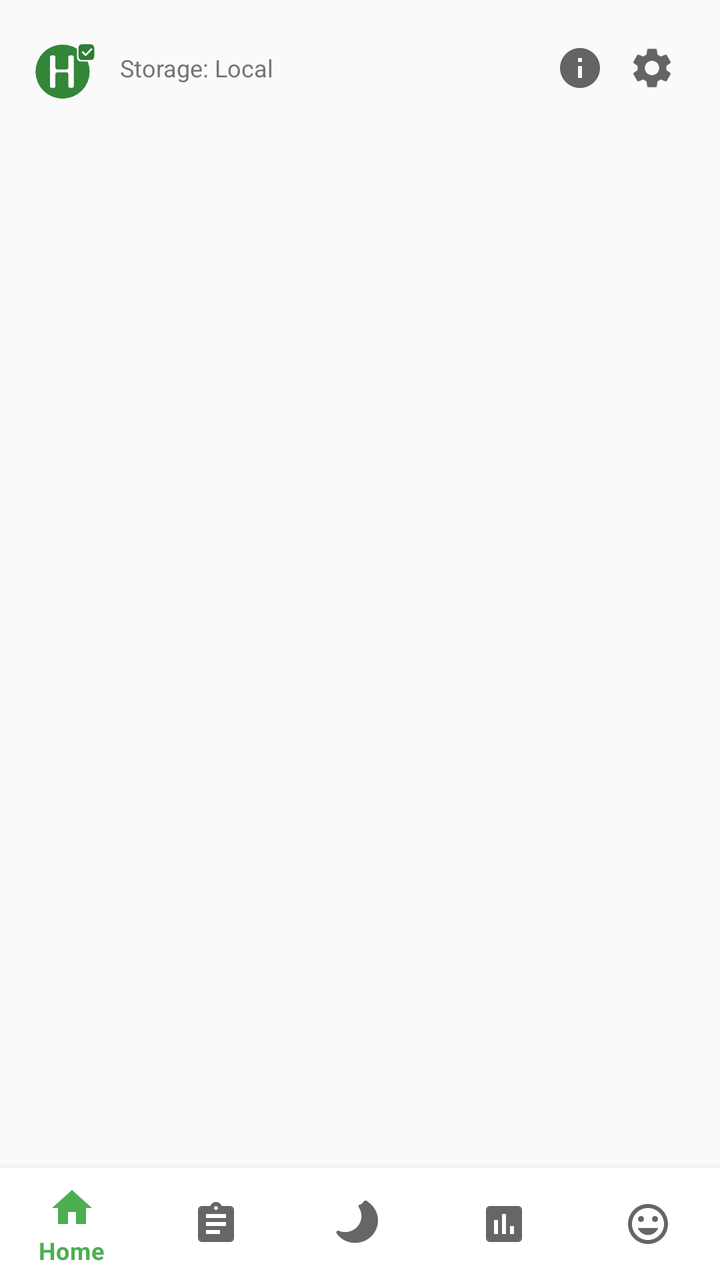
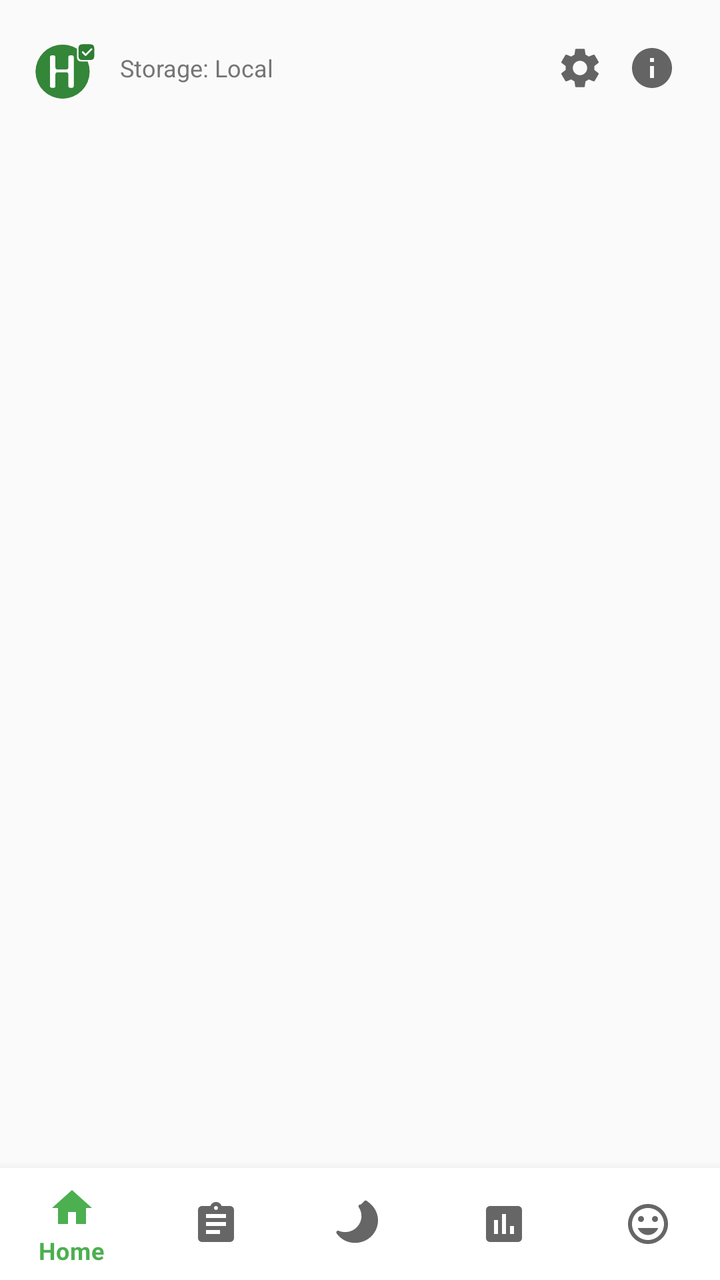

Compare the two renders of this Android layout. The source of the first and the diff that turns it into the second are given below.
<!-- AndroidManifest.xml: application theme Theme.HabitEvaluator -->
<!-- res/layout/activity_main.xml -->
<?xml version="1.0" encoding="utf-8"?>
<androidx.constraintlayout.widget.ConstraintLayout xmlns:android="http://schemas.android.com/apk/res/android"
    xmlns:app="http://schemas.android.com/apk/res-auto"
    xmlns:tools="http://schemas.android.com/tools"
    android:layout_width="match_parent"
    android:layout_height="match_parent"
    tools:context=".MainActivity">

    <LinearLayout
        android:id="@+id/toolbarLayout"
        android:layout_width="0dp"
        android:layout_height="wrap_content"
        android:orientation="horizontal"
        android:gravity="center_vertical"
        android:paddingHorizontal="16dp"
        android:paddingTop="16dp"
        app:layout_constraintEnd_toEndOf="parent"
        app:layout_constraintStart_toStartOf="parent"
        app:layout_constraintTop_toTopOf="parent">

        <ImageView
            android:id="@+id/appLogo"
            android:layout_width="36dp"
            android:layout_height="36dp"
            android:src="@drawable/ic_launcher"
            android:contentDescription="@string/app_name" />

        <TextView
            android:id="@+id/storageModeText"
            android:layout_width="0dp"
            android:layout_height="wrap_content"
            android:layout_weight="1"
            android:layout_marginStart="8dp"
            android:text="@string/storage_mode_local"
            android:textSize="12sp"
            android:textColor="@color/text_secondary" />

        <ImageButton
            android:id="@+id/imprintButton"
            android:layout_width="36dp"
            android:layout_height="36dp"
            android:src="@drawable/ic_info"
            android:contentDescription="@string/imprint_title"
            android:background="?attr/selectableItemBackgroundBorderless"
            android:scaleType="centerInside" />

        <ImageButton
            android:id="@+id/settingsButton"
            android:layout_width="36dp"
            android:layout_height="36dp"
            android:src="@drawable/ic_settings"
            android:contentDescription="@string/settings"
            android:background="?attr/selectableItemBackgroundBorderless"
            android:scaleType="centerInside" />
    </LinearLayout>

    <androidx.viewpager2.widget.ViewPager2
        android:id="@+id/viewPager"
        android:layout_width="0dp"
        android:layout_height="0dp"
        app:layout_constraintBottom_toTopOf="@id/bottomNavigation"
        app:layout_constraintEnd_toEndOf="parent"
        app:layout_constraintStart_toStartOf="parent"
        app:layout_constraintTop_toBottomOf="@id/toolbarLayout" />

    <com.google.android.material.bottomnavigation.BottomNavigationView
        android:id="@+id/bottomNavigation"
        android:layout_width="0dp"
        android:layout_height="wrap_content"
        app:menu="@menu/bottom_navigation"
        app:layout_constraintBottom_toBottomOf="parent"
        app:layout_constraintEnd_toEndOf="parent"
        app:layout_constraintStart_toStartOf="parent" />
</androidx.constraintlayout.widget.ConstraintLayout>
<!-- resources referenced by this layout -->
<resources>
  <color name="text_secondary">#757575</color>
  <!-- drawable ic_info (drawable) -->
  <?xml version="1.0" encoding="utf-8"?>
  <vector xmlns:android="http://schemas.android.com/apk/res/android"
      android:width="24dp"
      android:height="24dp"
      android:viewportWidth="24"
      android:viewportHeight="24"
      android:tint="?attr/colorControlNormal">
      <path
          android:fillColor="@android:color/white"
          android:pathData="M12,2C6.48,2 2,6.48 2,12s4.48,10 10,10 10,-4.48 10,-10S17.52,2 12,2zM13,17h-2v-6h2v6zM13,9h-2V7h2v2z" />
  </vector>
  <!-- drawable ic_settings (drawable) -->
  <?xml version="1.0" encoding="utf-8"?>
  <vector xmlns:android="http://schemas.android.com/apk/res/android"
      android:width="24dp"
      android:height="24dp"
      android:viewportWidth="24"
      android:viewportHeight="24"
      android:tint="?attr/colorControlNormal">
      <path
          android:fillColor="@android:color/white"
          android:pathData="M19.14,12.94c0.04,-0.3 0.06,-0.61 0.06,-0.94c0,-0.32 -0.02,-0.64 -0.07,-0.94l2.03,-1.58c0.18,-0.14 0.23,-0.41 0.12,-0.61l-1.92,-3.32c-0.12,-0.22 -0.37,-0.29 -0.59,-0.22l-2.39,0.96c-0.5,-0.38 -1.03,-0.7 -1.62,-0.94L14.4,2.81c-0.04,-0.24 -0.24,-0.41 -0.48,-0.41h-3.84c-0.24,0 -0.43,0.17 -0.47,0.41L9.25,5.35C8.66,5.59 8.12,5.92 7.63,6.29L5.24,5.33c-0.22,-0.08 -0.47,0 -0.59,0.22L2.74,8.87C2.62,9.08 2.66,9.34 2.86,9.48l2.03,1.58C4.84,11.36 4.8,11.69 4.8,12s0.02,0.64 0.07,0.94l-2.03,1.58c-0.18,0.14 -0.23,0.41 -0.12,0.61l1.92,3.32c0.12,0.22 0.37,0.29 0.59,0.22l2.39,-0.96c0.5,0.38 1.03,0.7 1.62,0.94l0.36,2.54c0.05,0.24 0.24,0.41 0.48,0.41h3.84c0.24,0 0.44,-0.17 0.47,-0.41l0.36,-2.54c0.59,-0.24 1.13,-0.56 1.62,-0.94l2.39,0.96c0.22,0.08 0.47,0 0.59,-0.22l1.92,-3.32c0.12,-0.22 0.07,-0.47 -0.12,-0.61L19.14,12.94zM12,15.6c-1.98,0 -3.6,-1.62 -3.6,-3.6s1.62,-3.6 3.6,-3.6s3.6,1.62 3.6,3.6S13.98,15.6 12,15.6z" />
  </vector>
  <string name="app_name" translatable="false">Habit Evaluator</string>
  <string name="imprint_title">Project legal</string>
  <string name="settings">Settings</string>
  <string name="storage_mode_local">Storage: Local</string>
  <style name="Theme.HabitEvaluator" parent="Theme.MaterialComponents.DayNight.NoActionBar">
          <item name="colorPrimary">@color/primary</item>
          <item name="colorPrimaryDark">@color/primary_dark</item>
          <item name="colorAccent">@color/accent</item>
          <item name="android:windowBackground">@color/background</item>
      </style>
  <color name="primary">#4CAF50</color>
  <color name="primary_dark">#388E3C</color>
  <color name="accent">#FFC107</color>
  <color name="background">#FAFAFA</color>
  <!-- unchanged entries left out for length: 1 -->
</resources>

<!-- the commit's change to res/layout/activity_main.xml (unified diff, before → after) -->
@@ -36,20 +36,20 @@
             android:textColor="@color/text_secondary" />
 
         <ImageButton
+            android:id="@+id/settingsButton"
+            android:layout_width="36dp"
+            android:layout_height="36dp"
+            android:src="@drawable/ic_settings"
+            android:contentDescription="@string/settings"
+            android:background="?attr/selectableItemBackgroundBorderless"
+            android:scaleType="centerInside" />
+
+        <ImageButton
             android:id="@+id/imprintButton"
             android:layout_width="36dp"
             android:layout_height="36dp"
             android:src="@drawable/ic_info"
             android:contentDescription="@string/imprint_title"
-            android:background="?attr/selectableItemBackgroundBorderless"
-            android:scaleType="centerInside" />
-
-        <ImageButton
-            android:id="@+id/settingsButton"
-            android:layout_width="36dp"
-            android:layout_height="36dp"
-            android:src="@drawable/ic_settings"
-            android:contentDescription="@string/settings"
             android:background="?attr/selectableItemBackgroundBorderless"
             android:scaleType="centerInside" />
     </LinearLayout>
